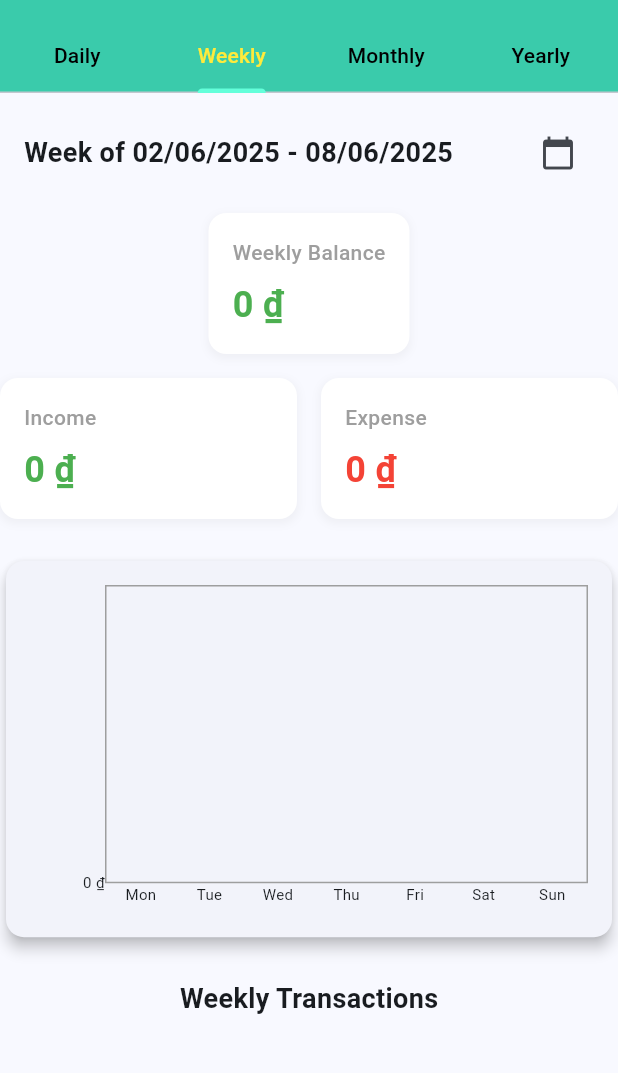
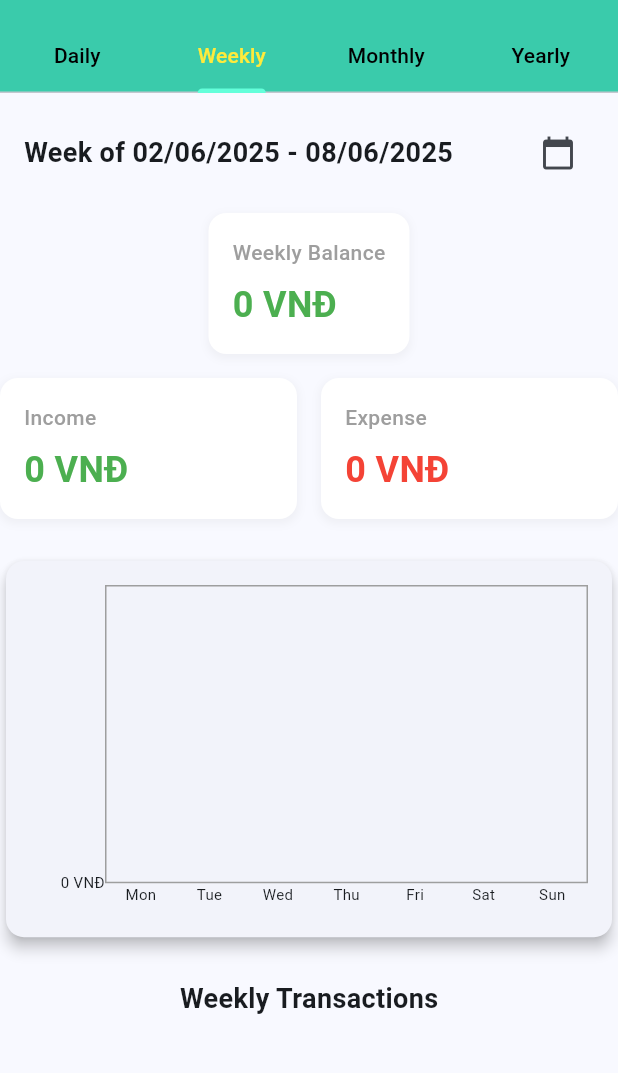
Before and after one commit to Vanhieu1205/flutter, a Flutter app: the AnalyticsScreen screen opened directly, tab 2 chosen, on a phone screen of 412 x 824 dp, the part 63-1136 px from its top. Run offline on Flutter 3.47's test engine with Material 3 defaults, Android fonts, the phone set to English and light mode, and no system bars; drawn by our look-alikes of fl_chart; our stand-ins replace cloud_firestore, firebase_auth, firebase_core, table_calendar; accounts and stored records are empty.

Commit message:
up month year 2

```diff
--- a/lib/pages/analytics/daily_analytics_view.dart
+++ b/lib/pages/analytics/daily_analytics_view.dart
@@ -189,7 +189,7 @@ class _DailyAnalyticsViewState extends State<DailyAnalyticsView> {
                     ),
                   ),
                 ),
-                const SizedBox(height: 16),
+                const SizedBox(height: 10),
                 // Hàng hiển thị thu nhập và chi tiêu
                 Row(
                   mainAxisAlignment: MainAxisAlignment.spaceEvenly,
@@ -259,7 +259,7 @@ class _DailyAnalyticsViewState extends State<DailyAnalyticsView> {
                     ),
                   ],
                 ),
-                const SizedBox(height: 24),
+                const SizedBox(height: 16),
                 // Biểu đồ phân tích theo ngày
                 Card(
                   elevation: 4,
@@ -415,8 +415,8 @@ class _DailyAnalyticsViewState extends State<DailyAnalyticsView> {
     final icon = isIncome ? Icons.arrow_upward : Icons.arrow_downward;
     final color = isIncome ? Colors.green : Colors.red;
     final amount = isIncome
-        ? '+${NumberFormat.currency(locale: 'vi_VN', symbol: '₫').format(transaction.amount)}'
-        : '-${NumberFormat.currency(locale: 'vi_VN', symbol: '₫').format(transaction.amount)}';
+        ? '+${NumberFormat.currency(locale: 'vi_VN', symbol: 'VNĐ').format(transaction.amount)}'
+        : '-${NumberFormat.currency(locale: 'vi_VN', symbol: 'VNĐ').format(transaction.amount)}';
 
     return Container(
       padding: const EdgeInsets.all(16),
--- a/lib/pages/analytics/monthly_analytics_view.dart
+++ b/lib/pages/analytics/monthly_analytics_view.dart
@@ -63,6 +63,7 @@ class _MonthlyAnalyticsViewState extends State<MonthlyAnalyticsView> {
           'amount': (inc as dynamic).amount,
           'date': (inc as dynamic).date,
           'isIncome': true,
+          'description': (inc as dynamic).description,
         },
       ),
       ...monthlyExpenses.map(
@@ -70,6 +71,7 @@ class _MonthlyAnalyticsViewState extends State<MonthlyAnalyticsView> {
           'amount': (exp as dynamic).amount,
           'date': (exp as dynamic).date,
           'isIncome': false,
+          'description': (exp as dynamic).description,
         },
       ),
     ];
@@ -419,8 +421,8 @@ class _MonthlyAnalyticsViewState extends State<MonthlyAnalyticsView> {
     final icon = isIncome ? Icons.arrow_upward : Icons.arrow_downward;
     final color = isIncome ? Colors.green : Colors.red;
     final amount = isIncome
-        ? '+${NumberFormat.currency(locale: 'vi_VN', symbol: '₫').format(transaction['amount'])}'
-        : '-${NumberFormat.currency(locale: 'vi_VN', symbol: '₫').format(transaction['amount'])}';
+        ? '+${NumberFormat.currency(locale: 'vi_VN', symbol: 'VNĐ').format(transaction['amount'])}'
+        : '-${NumberFormat.currency(locale: 'vi_VN', symbol: 'VNĐ').format(transaction['amount'])}';
 
     return Container(
       padding: const EdgeInsets.all(16),
--- a/lib/pages/analytics/weekly_analytics_view.dart
+++ b/lib/pages/analytics/weekly_analytics_view.dart
@@ -206,7 +206,7 @@ class _WeeklyAnalyticsViewState extends State<WeeklyAnalyticsView> {
                   'Weekly Balance',
                   NumberFormat.currency(
                     locale: 'vi_VN',
-                    symbol: '₫',
+                    symbol: 'VNĐ',
                   ).format(weeklyBalance),
                   weeklyBalance >= 0 ? Colors.green : Colors.red,
                 ),
@@ -219,7 +219,7 @@ class _WeeklyAnalyticsViewState extends State<WeeklyAnalyticsView> {
                         'Income',
                         NumberFormat.currency(
                           locale: 'vi_VN',
-                          symbol: '₫',
+                          symbol: 'VNĐ',
                         ).format(totalWeeklyIncome),
                         Colors.green,
                       ),
@@ -230,7 +230,7 @@ class _WeeklyAnalyticsViewState extends State<WeeklyAnalyticsView> {
                         'Expense',
                         NumberFormat.currency(
                           locale: 'vi_VN',
-                          symbol: '₫',
+                          symbol: 'VNĐ',
                         ).format(totalWeeklyExpense),
                         Colors.red,
                       ),
@@ -291,7 +291,7 @@ class _WeeklyAnalyticsViewState extends State<WeeklyAnalyticsView> {
                                         return Text(
                                           NumberFormat.currency(
                                             locale: 'vi_VN',
-                                            symbol: '₫',
+                                            symbol: 'VNĐ',
                                             decimalDigits: 0,
                                           ).format(value),
                                           style: const TextStyle(fontSize: 10),
@@ -436,8 +436,8 @@ class _WeeklyAnalyticsViewState extends State<WeeklyAnalyticsView> {
     final icon = isIncome ? Icons.arrow_upward : Icons.arrow_downward;
     final color = isIncome ? Colors.green : Colors.red;
     final amount = isIncome
-        ? '+${NumberFormat.currency(locale: 'vi_VN', symbol: '₫').format(transaction['amount'])}'
-        : '-${NumberFormat.currency(locale: 'vi_VN', symbol: '₫').format(transaction['amount'])}';
+        ? '+${NumberFormat.currency(locale: 'vi_VN', symbol: 'VNĐ').format(transaction['amount'])}'
+        : '-${NumberFormat.currency(locale: 'vi_VN', symbol: 'VNĐ').format(transaction['amount'])}';
 
     return Container(
       padding: const EdgeInsets.all(16),
--- a/lib/pages/analytics/yearly_analytics_view.dart
+++ b/lib/pages/analytics/yearly_analytics_view.dart
@@ -64,6 +64,7 @@ class _YearlyAnalyticsViewState extends State<YearlyAnalyticsView> {
           'amount': (inc as dynamic).amount,
           'date': (inc as dynamic).date,
           'isIncome': true,
+          'description': (inc as dynamic).description,
         },
       ),
       ...yearlyExpenses.map(
@@ -71,6 +72,7 @@ class _YearlyAnalyticsViewState extends State<YearlyAnalyticsView> {
           'amount': (exp as dynamic).amount,
           'date': (exp as dynamic).date,
           'isIncome': false,
+          'description': (exp as dynamic).description,
         },
       ),
     ];
@@ -435,8 +437,8 @@ class _YearlyAnalyticsViewState extends State<YearlyAnalyticsView> {
     final icon = isIncome ? Icons.arrow_upward : Icons.arrow_downward;
     final color = isIncome ? Colors.green : Colors.red;
     final amount = isIncome
-        ? '+${NumberFormat.currency(locale: 'vi_VN', symbol: '₫').format(transaction['amount'])}'
-        : '-${NumberFormat.currency(locale: 'vi_VN', symbol: '₫').format(transaction['amount'])}';
+        ? '+${NumberFormat.currency(locale: 'vi_VN', symbol: 'VNĐ').format(transaction['amount'])}'
+        : '-${NumberFormat.currency(locale: 'vi_VN', symbol: 'VNĐ').format(transaction['amount'])}';
 
     return Container(
       padding: const EdgeInsets.all(16),
```
